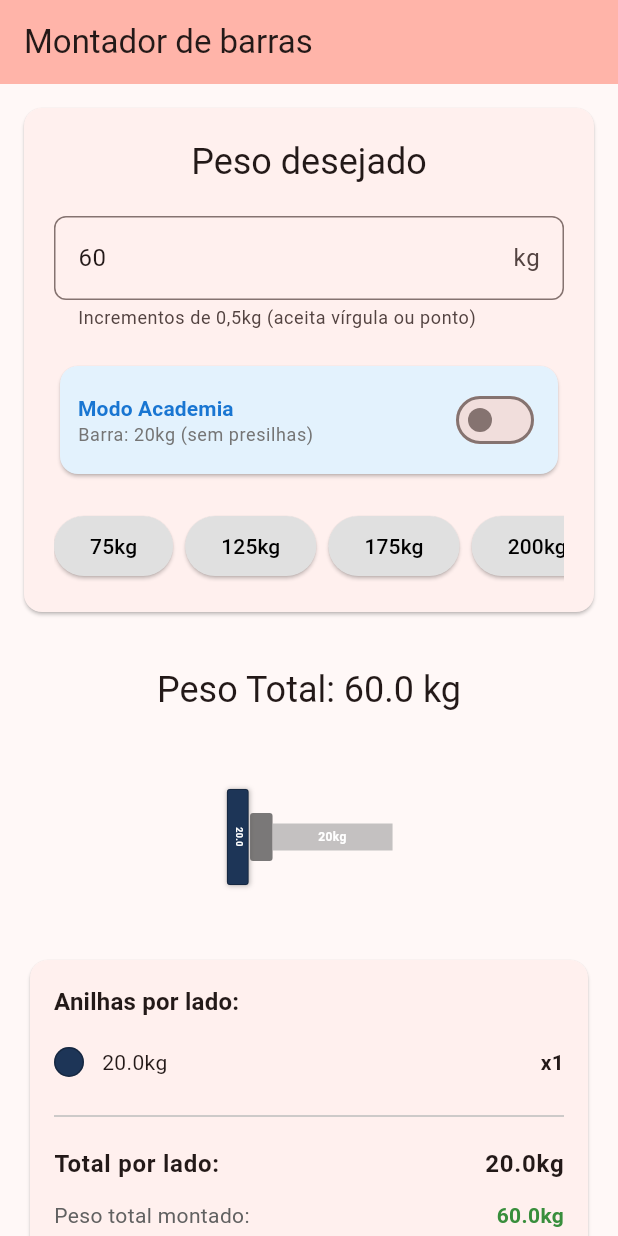
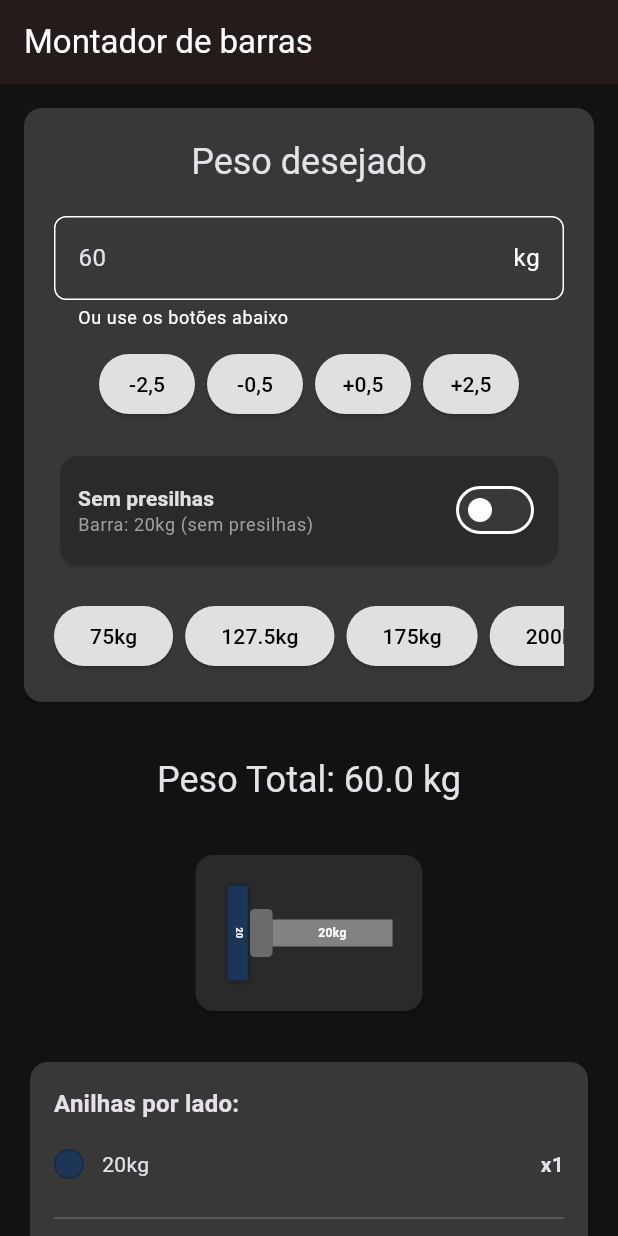
Before and after one commit to marques664/powerlifting-calculator, a Flutter app: the screen it shows after launch, on a phone screen of 412 x 824 dp. Run offline on Flutter 3.47's test engine with Material 3 defaults, Android fonts, the phone set to English and light mode, and no system bars.

Commit message:
Add weight formatting and UI improvements for bar visualization and input

```diff
--- a/lib/logic/plate_calculator.dart
+++ b/lib/logic/plate_calculator.dart
@@ -1,19 +1,31 @@
 import 'package:pwl_calc/models/plate.dart';
 
 class PlateCalculator {
-  // Anilhas de powerlifting padrão (em kg)
+  // Anilhas de powerlifting padrão (em kg) - Conforme regulamento oficial
   static const List<double> standardPlates = [
-    25.0, // Vermelha
-    20.0, // Azul
-    15.0, // Amarela
-    10.0, // Verde
-    5.0,  // Branca
-    2.5,  // Preta
-    2.0,  // Ciano
-    1.5,  // Cinza
-    1.0,  // Roxo
-    0.5,  // Cinza escuro
+    25.0,  // Vermelha
+    20.0,  // Azul
+    15.0,  // Amarela
+    10.0,  // Verde
+    5.0,   // Branca
+    2.5,   // Preta
+    1.25,  // Amarelo claro
+    1.0,   // Roxo
+    0.5,   // Cinza escuro
+    0.25,  // Branca pequena
   ];
+
+  // Anilhas apenas de 20kg (academia comercial comum)
+  // Inclui anilhas pequenas para ajuste fino
+  // TODO: Implementar esta funcionalidade em outro momento
+  // static const List<double> onlyTwentyPlates = [
+  //   20.0, // Azul
+  //   10.0, // Verde
+  //   5.0,  // Branca
+  //   2.5,  // Preta
+  //   1.0,  // Verde escuro
+  //   0.5,  // Roxa
+  // ];
 
   static const double barWeight = 20.0; // Barra padrão pesa 20kg
   static const double collarWeight = 2.5; // Presilha de competição pesa 2,5kg
@@ -21,10 +33,14 @@ class PlateCalculator {
   /// Calcula as anilhas necessárias para atingir o peso total desejado
   /// [totalWeight] - Peso total desejado em kg
   /// [useCollars] - Se true, considera presilhas de competição (2,5kg cada lado)
-  /// Retorna lista de anilhas para UM lado da barra
-  static List<Plate> calculatePlates(double totalWeight, {bool useCollars = false}) {
-    // Peso da barra (20kg base + 2,5kg de presilha se usado)
-    double barTotalWeight = useCollars ? barWeight + collarWeight : barWeight;
+  /// Retorna lista de anilhas para UM lado da barra, ou vazio se não conseguir fazer EXATAMENTE o peso
+  static List<Plate> calculatePlates(
+    double totalWeight, {
+    bool useCollars = false,
+  }) {
+    // Peso da barra (20kg base + 2,5kg de presilha em CADA lado se usado)
+    // Exemplo: barra (20kg) + 2 presilhas (2.5kg cada) = 25kg no total
+    double barTotalWeight = useCollars ? barWeight + (collarWeight * 2) : barWeight;
 
     // Peso que falta distribuir (subtraímos a barra e dividimos por 2 para um lado)
     double targetPerSide = (totalWeight - barTotalWeight) / 2;
@@ -37,6 +53,7 @@ class PlateCalculator {
     double remaining = targetPerSide;
     const double epsilon = 0.01; // Margem de erro para comparações de ponto flutuante
 
+    // Usa sempre as anilhas padrão de powerlifting
     for (double plateWeight in standardPlates) {
       if (remaining >= plateWeight - epsilon) {
         int quantity = (remaining / plateWeight).floor();
@@ -53,19 +70,16 @@ class PlateCalculator {
       }
     }
 
-    // Se houver resto significativo, não conseguimos montar exatamente
+    // Valida se conseguiu fazer EXATAMENTE o peso desejado
+    // Se houver resto significativo, não conseguimos montar exatamente - retorna vazio
     if (remaining > epsilon) {
-      // Tenta ajustar removendo a última anilha e usando combinações menores
-      if (result.isNotEmpty) {
-        final lastPlate = result.removeLast();
-        remaining += lastPlate.weight * lastPlate.quantity;
-      }
+      return [];
     }
 
     return result;
   }
 
-  /// Retorna a cor da anilha conforme o padrão de powerlifting
+  /// Retorna a cor da anilha conforme o padrão de powerlifting oficial
   static String _getPlateColor(double weight) {
     switch (weight) {
       case 25.0:
@@ -80,14 +94,14 @@ class PlateCalculator {
         return 'Branca';
       case 2.5:
         return 'Preta';
-      case 2.0:
-        return 'Amarela';
-      case 1.5:
-        return 'Amarelo escuro';
+      case 1.25:
+        return 'Amarelo claro';
       case 1.0:
-        return 'Verde escuro';
+        return 'Roxo';
       case 0.5:
-        return 'Roxa';
+        return 'Cinza escuro';
+      case 0.25:
+        return 'Branca pequena';
       default:
         return 'Cinza';
     }
@@ -108,14 +122,14 @@ class PlateCalculator {
         return 0xFFFAFAFA; // Branco
       case 2.5:
         return 0xFF1A1A1A; // Preto
-      case 2.0:
-        return 0xFFFFC300; // Amarelo (pode ser variado)
-      case 1.5:
-        return 0xFFA67C00; // Amarelo escuro
+      case 1.25:
+        return 0xFFFFD700; // Amarelo claro (ouro)
       case 1.0:
-        return 0xFF1B5E3F; // Verde escuro
+        return 0xFF6A0572; // Roxo
       case 0.5:
-        return 0xFF6A0572; // Roxo
+        return 0xFF444444; // Cinza escuro
+      case 0.25:
+        return 0xFFF5F5F5; // Branco pequena (tons mais claros)
       default:
         return 0xFFBDBDBD; // Cinza
     }
@@ -127,12 +141,15 @@ class PlateCalculator {
   }
 
   /// Verifica se é possível montar o peso exatamente
-  static bool canMakeWeight(double totalWeight, {bool useCollars = false}) {
-    double minWeight = useCollars ? barWeight + collarWeight : barWeight;
+  static bool canMakeWeight(
+    double totalWeight, {
+    bool useCollars = false,
+  }) {
+    double minWeight = useCollars ? barWeight + (collarWeight * 2) : barWeight;
     if (totalWeight < minWeight) return false;
     List<Plate> plates = calculatePlates(totalWeight, useCollars: useCollars);
     if (plates.isEmpty) return false;
-    double barTotalWeight = useCollars ? barWeight + collarWeight : barWeight;
+    double barTotalWeight = useCollars ? barWeight + (collarWeight * 2) : barWeight;
     double madeWeight = barTotalWeight + (calculateTotalWeight(plates) * 2);
     return (madeWeight - totalWeight).abs() < 0.01;
   }
--- a/lib/main.dart
+++ b/lib/main.dart
@@ -12,9 +12,23 @@ class MyApp extends StatelessWidget {
   Widget build(BuildContext context) {
     return MaterialApp(
       title: 'Powerlifting Calculator',
-      theme: ThemeData(
-        colorScheme: ColorScheme.fromSeed(seedColor: Colors.red),
-        useMaterial3: true,
+      theme: ThemeData.dark(useMaterial3: true).copyWith(
+        colorScheme: ColorScheme.dark(
+          primary: Colors.red[700]!, // Vermelho escuro
+          onPrimary: Colors.white,
+          secondary: Colors.amber[700]!, // Âmbar para destaques
+          onSecondary: Colors.white,
+          surface: const Color(0xFF383838), // Superfícies escuras
+          onSurface: Colors.white,
+          error: Colors.red[400]!,
+        ),
+        scaffoldBackgroundColor: const Color(0xFF121212),
+        cardColor: const Color(0xFF1E1E1E),
+        appBarTheme: AppBarTheme(
+          backgroundColor: const Color(0xFF1A1A1A),
+          foregroundColor: Colors.white,
+          elevation: 2,
+        ),
       ),
       home: const MyHomePage(title: 'Montador de barras'),
     );
@@ -35,7 +49,6 @@ class _MyHomePageState extends State<MyHomePage> {
   Widget build(BuildContext context) {
     return Scaffold(
       appBar: AppBar(
-        backgroundColor: Theme.of(context).colorScheme.inversePrimary,
         title: Text(widget.title),
       ),
       body: const PlateWidget(),
--- a/lib/ui/bar_visual.dart
+++ b/lib/ui/bar_visual.dart
@@ -13,6 +13,21 @@ class BarVisual extends StatelessWidget {
     required this.totalWeight,
     required this.useCollars,
   });
+
+  /// Formata o peso com até 2 casas decimais quando necessário, sem arredondar
+  String _formatWeight(double weight) {
+    if (weight == weight.toInt()) {
+      // Se é um inteiro, mostra sem casas decimais
+      return weight.toInt().toString();
+    }
+    // Formata com 2 casas decimais e remove zeros desnecessários do final
+    String formatted = weight.toStringAsFixed(2);
+    // Remove o zero final se existir (ex: 1.20 -> 1.2)
+    if (formatted.endsWith('0') && formatted.contains('.')) {
+      formatted = formatted.substring(0, formatted.length - 1);
+    }
+    return formatted;
+  }
 
   @override
   Widget build(BuildContext context) {
@@ -40,6 +55,10 @@ class BarVisual extends StatelessWidget {
   Widget _buildBarVisualization() {
     return SingleChildScrollView(
       scrollDirection: Axis.horizontal,
+      child: Padding(
+        padding: const EdgeInsets.symmetric(horizontal: 20),
+        child: Card(
+          color: const Color(0xFF2A2A2A),
           child: Container(
             padding: const EdgeInsets.all(20),
             child: Row(
@@ -96,8 +115,8 @@ class BarVisual extends StatelessWidget {
                   width: 15,
                   height: 32,
                   decoration: BoxDecoration(
-                color: Color(0xB03F3F3F),
-                borderRadius: BorderRadius.circular(2),
+                    color: Color(0xFF6B6B6B),
+                    borderRadius: BorderRadius.circular(3),
                   ),
                 ),
                 Container(
@@ -119,6 +138,8 @@ class BarVisual extends StatelessWidget {
                   ),
                 ),
               ],
+            ),
+          ),
         ),
       ),
     );
@@ -173,7 +194,7 @@ class BarVisual extends StatelessWidget {
           child: RotatedBox(
             quarterTurns: 1,
             child: Text(
-            weight.toStringAsFixed(1),
+              _formatWeight(weight),
               style: TextStyle(
                 color: weight == 5.0 ? Colors.black : Colors.white,
                 fontSize: 6,
@@ -191,17 +212,17 @@ class BarVisual extends StatelessWidget {
       return Padding(
         padding: const EdgeInsets.symmetric(horizontal: 20),
         child: Card(
-          color: Colors.red[50],
+          color: const Color(0xFF3A1F1F),
           child: Padding(
             padding: const EdgeInsets.all(16),
             child: Column(
               children: [
-                Icon(Icons.warning_amber_rounded, color: Colors.red[700], size: 32),
+                Icon(Icons.warning_amber_rounded, color: Colors.red[300], size: 32),
                 const SizedBox(height: 8),
                 Text(
                   'Peso inválido!',
                   style: Theme.of(context).textTheme.titleMedium?.copyWith(
-                        color: Colors.red[700],
+                        color: Colors.red[300],
                         fontWeight: FontWeight.bold,
                       ),
                 ),
@@ -209,7 +230,7 @@ class BarVisual extends StatelessWidget {
                 Text(
                   'Não é possível montar este peso com as anilhas disponíveis.',
                   style: Theme.of(context).textTheme.bodyMedium?.copyWith(
-                        color: Colors.red[700],
+                        color: Colors.red[300],
                       ),
                   textAlign: TextAlign.center,
                 ),
@@ -221,11 +242,12 @@ class BarVisual extends StatelessWidget {
     }
 
     final totalPerSide = PlateCalculator.calculateTotalWeight(plates);
-    final barTotalWeight = useCollars ? PlateCalculator.barWeight + PlateCalculator.collarWeight : PlateCalculator.barWeight;
+    final barTotalWeight = useCollars ? PlateCalculator.barWeight + (PlateCalculator.collarWeight * 2) : PlateCalculator.barWeight;
     final totalWeight = barTotalWeight + (totalPerSide * 2);
     final difference = (totalWeight - this.totalWeight).abs();
 
-    return Card(
+    return SafeArea(
+      child: Card(
         margin: const EdgeInsets.symmetric(horizontal: 20),
         child: Padding(
           padding: const EdgeInsets.all(16),
@@ -255,7 +277,7 @@ class BarVisual extends StatelessWidget {
                       ),
                       const SizedBox(width: 12),
                       Text(
-                      '${plate.weight.toStringAsFixed(1)}kg',
+                        '${_formatWeight(plate.weight)}kg',
                         style: Theme.of(context).textTheme.bodyMedium,
                       ),
                       const Spacer(),
@@ -270,7 +292,7 @@ class BarVisual extends StatelessWidget {
                 );
               }),
               const SizedBox(height: 12),
-            Divider(color: Colors.grey[400]),
+              Divider(color: Colors.grey[700]),
               const SizedBox(height: 12),
               Row(
                 mainAxisAlignment: MainAxisAlignment.spaceBetween,
@@ -282,7 +304,7 @@ class BarVisual extends StatelessWidget {
                         ),
                   ),
                   Text(
-                  '${totalPerSide.toStringAsFixed(1)}kg',
+                    '${totalPerSide.toStringAsFixed(2)}kg',
                     style: Theme.of(context).textTheme.bodyLarge?.copyWith(
                           fontWeight: FontWeight.bold,
                         ),
@@ -290,37 +312,20 @@ class BarVisual extends StatelessWidget {
                 ],
               ),
               const SizedBox(height: 12),
-            Row(
-              mainAxisAlignment: MainAxisAlignment.spaceBetween,
-              children: [
-                Text(
-                  'Peso total montado:',
-                  style: Theme.of(context).textTheme.bodyMedium?.copyWith(
-                        color: Colors.grey[700],
-                      ),
-                ),
-                Text(
-                  '${totalWeight.toStringAsFixed(1)}kg',
-                  style: Theme.of(context).textTheme.bodyMedium?.copyWith(
-                        fontWeight: FontWeight.bold,
-                        color: difference > 0.01 ? Colors.orange[700] : Colors.green[700],
-                      ),
-                ),
-              ],
-            ),
               if (difference > 0.01)
                 Padding(
                   padding: const EdgeInsets.only(top: 8),
                   child: Text(
                     'Diferença: ${difference.toStringAsFixed(2)}kg',
                     style: Theme.of(context).textTheme.bodySmall?.copyWith(
-                        color: Colors.orange[700],
+                          color: Colors.amber[400],
                         ),
                   ),
                 ),
             ],
           ),
         ),
+      ),
     );
   }
 }
--- a/lib/ui/input_weight.dart
+++ b/lib/ui/input_weight.dart
@@ -1,8 +1,7 @@
 import 'package:flutter/material.dart';
-import 'package:flutter/services.dart';
 
 class InputWeight extends StatefulWidget {
-  final Function(double, bool) onWeightChanged; // Agora recebe peso E presilhas
+  final Function(double, bool) onWeightChanged; // Recebe peso E presilhas
 
   const InputWeight({
     super.key,
@@ -44,12 +43,19 @@ class _InputWeightState extends State<InputWeight> {
     });
   }
 
-  /// Formata o peso com até 1 casa decimal, removendo .0 se for inteiro
+  /// Formata o peso com até 2 casas decimais quando necessário, removendo zeros desnecessários
   String _formatWeight(double weight) {
     if (weight == weight.toInt()) {
+      // Se é um inteiro, mostra sem casas decimais
       return weight.toInt().toString();
     }
-    return weight.toStringAsFixed(1);
+    // Formata com 2 casas decimais e remove zeros desnecessários do final
+    String formatted = weight.toStringAsFixed(2);
+    // Remove o zero final se existir (ex: 1.20 -> 1.2)
+    if (formatted.endsWith('0') && formatted.contains('.')) {
+      formatted = formatted.substring(0, formatted.length - 1);
+    }
+    return formatted;
   }
 
   @override
@@ -70,28 +76,21 @@ class _InputWeightState extends State<InputWeight> {
                 Expanded(
                   child: TextField(
                     controller: _controller,
-                    keyboardType:  TextInputType.numberWithOptions(decimal: true, signed: false),
-                    inputFormatters: [
-                      FilteringTextInputFormatter.allow(
-                        RegExp(r'^\d*[.,]?\d*$'),
-                      ),
-                    ],
+                    keyboardType: const TextInputType.numberWithOptions(decimal: true, signed: false),
                     decoration: InputDecoration(
                       border: OutlineInputBorder(
                         borderRadius: BorderRadius.circular(8),
                       ),
                       suffixText: 'kg',
                       hintText: 'Ex: 152,5 ou 160',
-                      helperText: 'Incrementos de 0,5kg (aceita vírgula ou ponto)',
+                      helperText: 'Ou use os botões abaixo',
                       helperMaxLines: 2,
                     ),
                     onChanged: (value) {
                       if (value.isEmpty) {
-                        // Campo vazio, não atualiza
                         return;
                       }
                       try {
-                        // Substitui vírgula por ponto para aceitar ambos os separadores
                         String normalizedValue = value.replaceAll(',', '.');
                         double weight = double.parse(normalizedValue);
                         if (weight >= 0) {
@@ -105,10 +104,68 @@ class _InputWeightState extends State<InputWeight> {
                 ),
               ],
             ),
+            const SizedBox(height: 12),
+            // Botões de ajuste fino
+            Row(
+              mainAxisAlignment: MainAxisAlignment.center,
+              children: [
+                // Botão -2.5
+                ElevatedButton(
+                  onPressed: () => _updateWeight(_currentWeight - 2.5),
+                  style: ElevatedButton.styleFrom(
+                    backgroundColor: Colors.grey[300],
+                    padding: const EdgeInsets.symmetric(horizontal: 12, vertical: 8),
+                  ),
+                  child: const Text(
+                    '-2,5',
+                    style: TextStyle(color: Colors.black),
+                  ),
+                ),
+                const SizedBox(width: 8),
+                // Botão -0.5
+                ElevatedButton(
+                  onPressed: () => _updateWeight(_currentWeight - 0.5),
+                  style: ElevatedButton.styleFrom(
+                    backgroundColor: Colors.grey[300],
+                    padding: const EdgeInsets.symmetric(horizontal: 12, vertical: 8),
+                  ),
+                  child: const Text(
+                    '-0,5',
+                    style: TextStyle(color: Colors.black),
+                  ),
+                ),
+                const SizedBox(width: 8),
+                // Botão +0.5
+                ElevatedButton(
+                  onPressed: () => _updateWeight(_currentWeight + 0.5),
+                  style: ElevatedButton.styleFrom(
+                    backgroundColor: Colors.grey[300],
+                    padding: const EdgeInsets.symmetric(horizontal: 12, vertical: 8),
+                  ),
+                  child: const Text(
+                    '+0,5',
+                    style: TextStyle(color: Colors.black),
+                  ),
+                ),
+                const SizedBox(width: 8),
+                // Botão +2.5
+                ElevatedButton(
+                  onPressed: () => _updateWeight(_currentWeight + 2.5),
+                  style: ElevatedButton.styleFrom(
+                    backgroundColor: Colors.grey[300],
+                    padding: const EdgeInsets.symmetric(horizontal: 12, vertical: 8),
+                  ),
+                  child: const Text(
+                    '+2,5',
+                    style: TextStyle(color: Colors.black),
+                  ),
+                ),
+              ],
+            ),
             const SizedBox(height: 20),
             // Toggle para presilhas de competição
             Card(
-              color: _useCollars ? Colors.red[50] : Colors.blue[50],
+              color: _useCollars ? const Color(0xFF3A1F1F) : const Color(0xFF2A2A2A),
               child: Padding(
                 padding: const EdgeInsets.all(12),
                 child: Row(
@@ -118,18 +175,18 @@ class _InputWeightState extends State<InputWeight> {
                         crossAxisAlignment: CrossAxisAlignment.start,
                         children: [
                           Text(
-                            _useCollars ? 'Modo Competição' : 'Modo Academia',
+                            _useCollars ? 'Com presilhas' : 'Sem presilhas',
                             style: Theme.of(context).textTheme.titleSmall?.copyWith(
                                   fontWeight: FontWeight.bold,
-                                  color: _useCollars ? Colors.red[700] : Colors.blue[700],
+                                  color: _useCollars ? Colors.red[300] : Colors.grey[300],
                                 ),
                           ),
                           Text(
                             _useCollars
-                                ? 'Barra: 20kg + 2 presilhas (2×2,5kg) = 25kg'
+                                ? 'Barra: 20kg + 2 presilhas = 25kg'
                                 : 'Barra: 20kg (sem presilhas)',
                             style: Theme.of(context).textTheme.bodySmall?.copyWith(
-                                  color: Colors.grey[600],
+                                  color: Colors.grey[500],
                                 ),
                           ),
                         ],
@@ -137,7 +194,7 @@ class _InputWeightState extends State<InputWeight> {
                     ),
                     Switch(
                       value: _useCollars,
-                      activeThumbColor: Colors.red[700],
+                      activeThumbColor: Colors.red[400],
                       onChanged: (value) {
                         setState(() {
                           _useCollars = value;
@@ -159,7 +216,7 @@ class _InputWeightState extends State<InputWeight> {
                 children: [
                   _buildQuickButton(75),
                   const SizedBox(width: 8),
-                  _buildQuickButton(125),
+                  _buildQuickButton(127.5),
                   const SizedBox(width: 8),
                   _buildQuickButton(175),
                   const SizedBox(width: 8),
--- a/lib/ui/plate_widget.dart
+++ b/lib/ui/plate_widget.dart
@@ -17,7 +17,10 @@ class _PlateWidgetState extends State<PlateWidget> {
   @override
   Widget build(BuildContext context) {
     // Passa useCollars ao calculatePlates
-    final plates = PlateCalculator.calculatePlates(_selectedWeight, useCollars: _useCollars);
+    final plates = PlateCalculator.calculatePlates(
+      _selectedWeight,
+      useCollars: _useCollars,
+    );
 
     return SingleChildScrollView(
       child: Column(
```
Lines whose indentation alone changed are shown as unchanged.
